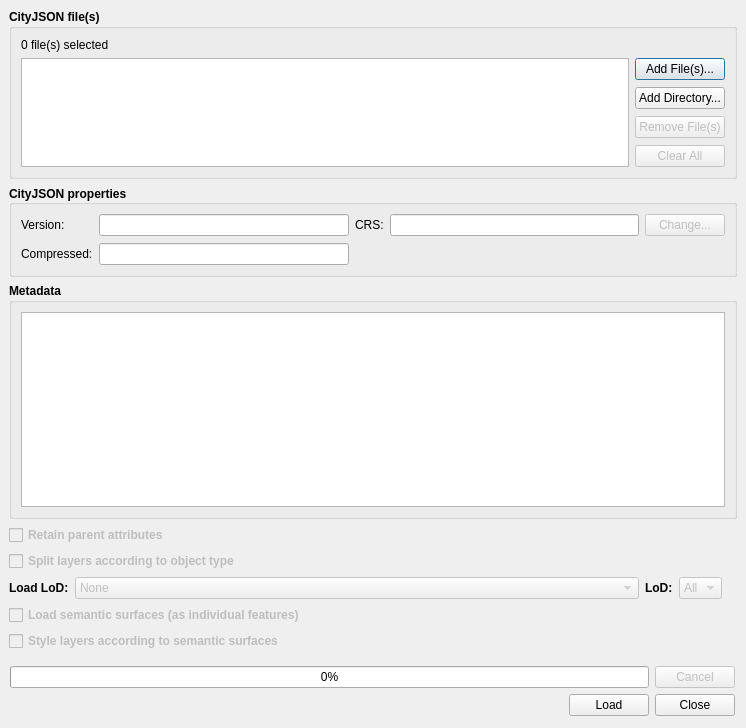
Before: the Qt Designer form gui/cityjson_loader_dialog_base.ui in cityjson/cityjson-qgis-plugin, drawn with Qt 5.
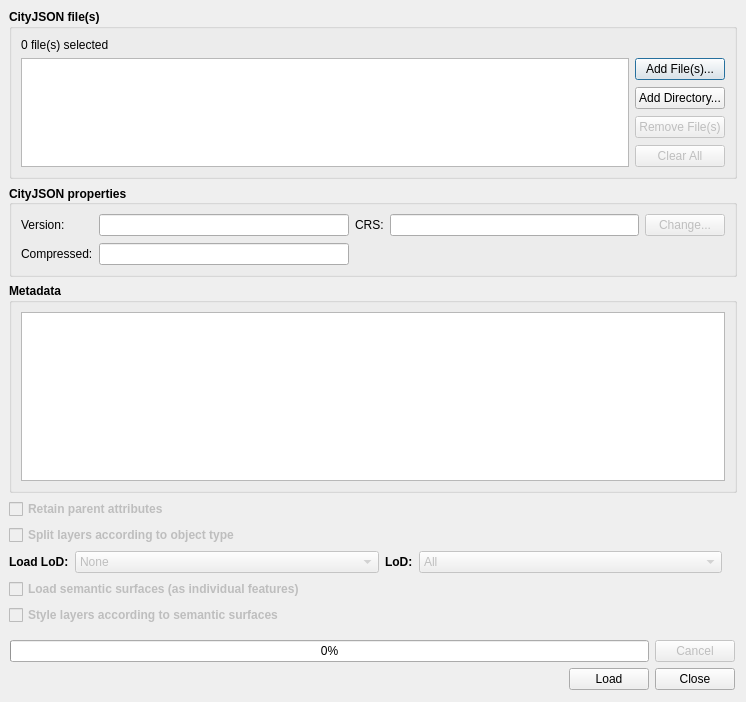
After: the same form once the commit is applied. Custom widgets are drawn as their Qt base class.

```diff
--- a/gui/cityjson_loader_dialog_base.ui
+++ b/gui/cityjson_loader_dialog_base.ui
@@ -7,7 +7,7 @@
     <x>0</x>
     <y>0</y>
     <width>746</width>
-    <height>728</height>
+    <height>702</height>
    </rect>
   </property>
   <property name="windowTitle">
@@ -49,7 +49,7 @@
         <x>0</x>
         <y>0</y>
         <width>746</width>
-        <height>642</height>
+        <height>616</height>
        </rect>
       </property>
       <layout class="QVBoxLayout" name="verticalLayout_2" stretch="0,0,1,0,0,0,0,0">
@@ -402,7 +402,7 @@
         </widget>
        </item>
        <item>
-        <layout class="QHBoxLayout" name="lodLoadingHorizontalLayout" stretch="0,1,0,0">
+        <layout class="QHBoxLayout" name="lodLoadingHorizontalLayout" stretch="0,0,0,0">
          <property name="sizeConstraint">
           <enum>QLayout::SetDefaultConstraint</enum>
          </property>
@@ -414,6 +414,12 @@
          </property>
          <item>
           <widget class="QLabel" name="loDLoadingLabel">
+           <property name="sizePolicy">
+            <sizepolicy hsizetype="Maximum" vsizetype="Preferred">
+             <horstretch>0</horstretch>
+             <verstretch>0</verstretch>
+            </sizepolicy>
+           </property>
            <property name="font">
             <font>
              <weight>75</weight>
@@ -430,6 +436,12 @@
            <property name="enabled">
             <bool>false</bool>
            </property>
+           <property name="sizePolicy">
+            <sizepolicy hsizetype="Preferred" vsizetype="Fixed">
+             <horstretch>0</horstretch>
+             <verstretch>0</verstretch>
+            </sizepolicy>
+           </property>
            <item>
             <property name="text">
              <string>None</string>
@@ -449,6 +461,12 @@
          </item>
          <item>
           <widget class="QLabel" name="loDFilterLabel">
+           <property name="sizePolicy">
+            <sizepolicy hsizetype="Maximum" vsizetype="Preferred">
+             <horstretch>0</horstretch>
+             <verstretch>0</verstretch>
+            </sizepolicy>
+           </property>
            <property name="font">
             <font>
              <weight>75</weight>
@@ -465,6 +483,24 @@
            <property name="enabled">
             <bool>false</bool>
            </property>
+           <property name="sizePolicy">
+            <sizepolicy hsizetype="Preferred" vsizetype="Fixed">
+             <horstretch>0</horstretch>
+             <verstretch>0</verstretch>
+            </sizepolicy>
+           </property>
+           <property name="minimumSize">
+            <size>
+             <width>200</width>
+             <height>0</height>
+            </size>
+           </property>
+           <property name="maximumSize">
+            <size>
+             <width>16777215</width>
+             <height>16777215</height>
+            </size>
+           </property>
            <item>
             <property name="text">
              <string>All</string>
```
